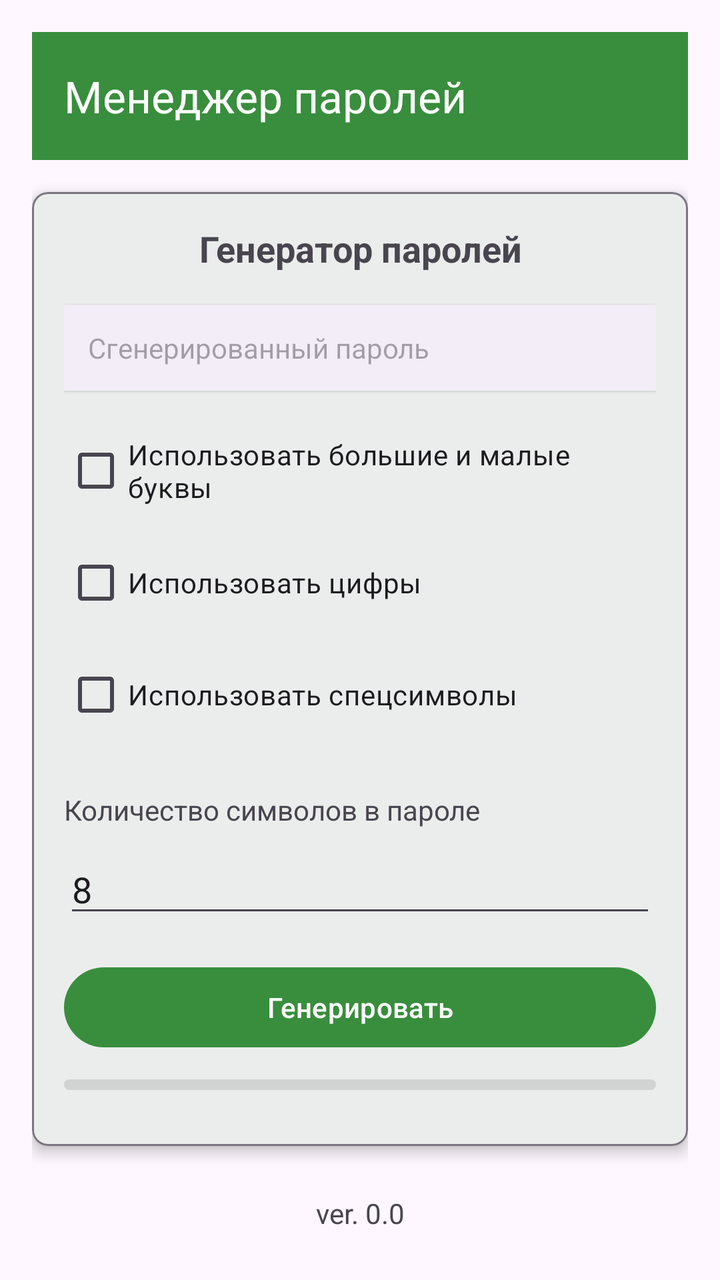
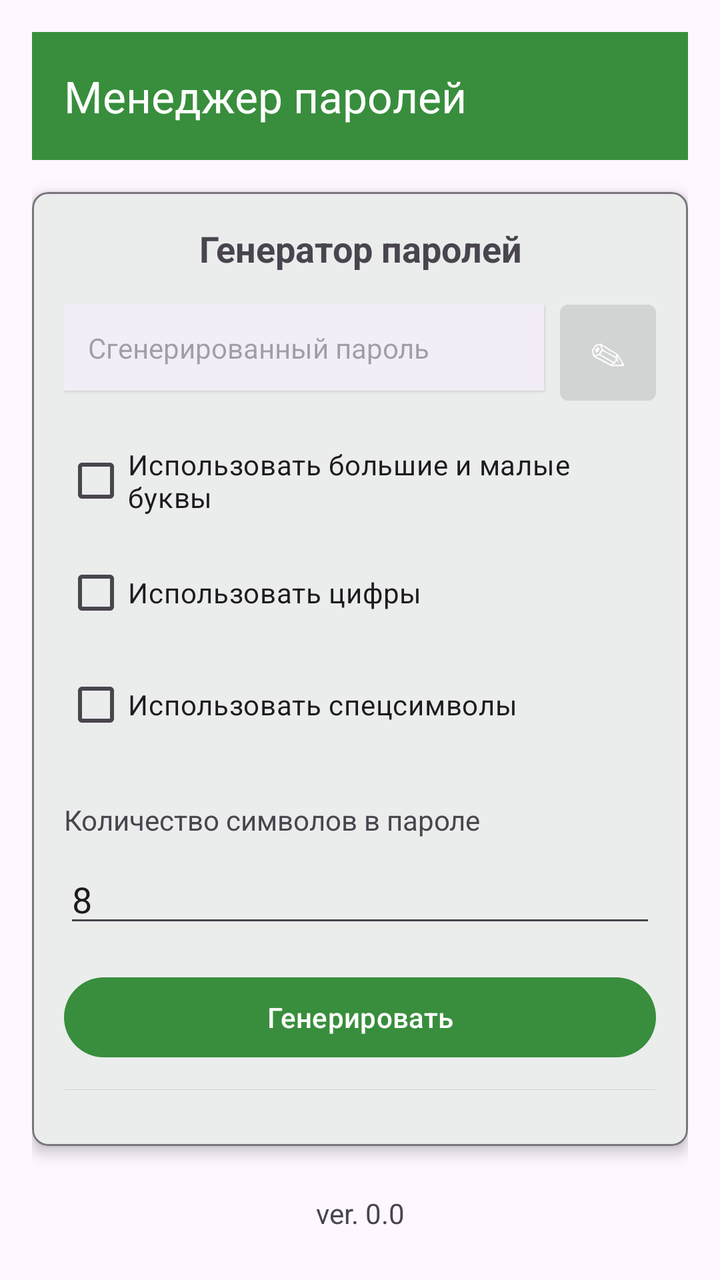

Before-and-after screenshots of an Android layout around one commit, followed by the original layout XML and the change that was made.
<!-- AndroidManifest.xml: activity theme Theme.PassManager -->
<!-- res/layout/activity_main.xml -->
<?xml version="1.0" encoding="utf-8"?>
<androidx.drawerlayout.widget.DrawerLayout xmlns:android="http://schemas.android.com/apk/res/android"
    xmlns:app="http://schemas.android.com/apk/res-auto"
    android:id="@+id/drawerLayout"
    android:layout_width="match_parent"
    android:layout_height="match_parent"
    android:fitsSystemWindows="true">

    
    <LinearLayout
        android:layout_width="match_parent"
        android:layout_height="match_parent"
        android:orientation="vertical"
        android:padding="16dp"
        android:fitsSystemWindows="true">

        
        <androidx.appcompat.widget.Toolbar
            android:id="@+id/toolbar"
            android:layout_width="match_parent"
            android:layout_height="?attr/actionBarSize"
            android:background="?attr/colorPrimary"
            android:theme="@style/ThemeOverlay.AppCompat.Dark.ActionBar"
            app:popupTheme="@style/ThemeOverlay.AppCompat.Light"
            app:title="Менеджер паролей"
            android:layout_marginBottom="16dp" />

        
        <com.google.android.material.card.MaterialCardView
            android:layout_width="match_parent"
            android:layout_height="0dp"
            android:layout_weight="1"
            android:layout_marginBottom="16dp"
            app:cardElevation="4dp"
            app:cardCornerRadius="8dp"
            app:cardBackgroundColor="?attr/colorSurface"
            app:strokeColor="?attr/colorOutline"
            app:strokeWidth="1dp">

            <LinearLayout
                android:layout_width="match_parent"
                android:layout_height="wrap_content"
                android:orientation="vertical"
                android:padding="16dp">

                <TextView
                    android:layout_width="match_parent"
                    android:layout_height="wrap_content"
                    android:text="Генератор паролей"
                    android:textSize="18sp"
                    android:textStyle="bold"
                    android:gravity="center"
                    android:layout_marginBottom="16dp" />

                
                <TextView
                    android:id="@+id/generatedPasswordText"
                    android:layout_width="match_parent"
                    android:layout_height="wrap_content"
                    android:hint="Сгенерированный пароль"
                    android:padding="12dp"
                    android:layout_marginBottom="16dp"
                    android:textColor="?attr/colorOnSurface"
                    android:elevation="1dp"
                    android:textIsSelectable="true"
                    android:clickable="true"
                    android:focusable="true"
                    android:background="?attr/colorSurfaceContainer" />

                <CheckBox
                    android:id="@+id/useLettersCheckBox"
                    android:layout_width="match_parent"
                    android:layout_height="wrap_content"
                    android:text="Использовать большие и малые буквы"
                    android:layout_marginBottom="8dp" />

                <CheckBox
                    android:id="@+id/useDigitsCheckBox"
                    android:layout_width="match_parent"
                    android:layout_height="wrap_content"
                    android:text="Использовать цифры"
                    android:layout_marginBottom="8dp" />

                <CheckBox
                    android:id="@+id/useSpecialCheckBox"
                    android:layout_width="match_parent"
                    android:layout_height="wrap_content"
                    android:text="Использовать спецсимволы"
                    android:layout_marginBottom="16dp" />

                <TextView
                    android:id="@+id/passwordLengthHint"
                    android:layout_width="match_parent"
                    android:layout_height="wrap_content"
                    android:text="Количество символов в пароле"
                    android:layout_marginTop="8dp"
                    android:layout_marginBottom="8dp" />

                <EditText
                    android:id="@+id/passwordLengthEditText"
                    android:layout_width="match_parent"
                    android:layout_height="wrap_content"
                    android:hint="Длина пароля"
                    android:inputType="number"
                    android:text="8"
                    android:importantForAutofill="no"
                    android:layout_marginBottom="16dp" />

                <Button
                    android:id="@+id/generateButton"
                    android:layout_width="match_parent"
                    android:layout_height="wrap_content"
                    android:text="Генерировать"
                    android:layout_marginBottom="8dp" />

                <Button
                    android:id="@+id/copyButton"
                    android:layout_width="match_parent"
                    android:layout_height="wrap_content"
                    android:text="Скопировать в буфер"
                    android:enabled="false"
                    android:layout_marginBottom="8dp" />

                <Button
                    android:id="@+id/saveButton"
                    android:layout_width="match_parent"
                    android:layout_height="wrap_content"
                    android:text="Сохранить пароль"
                    android:layout_marginBottom="8dp" />

                <TextView
                    android:id="@+id/masterPasswordStatusText"
                    android:layout_width="match_parent"
                    android:layout_height="wrap_content"
                    android:text="Мастер-пароль не задан. Сохранение недоступно!"
                    android:textColor="?attr/colorError"
                    android:gravity="center"
                    android:layout_marginTop="8dp"
                    android:visibility="gone" />

            </LinearLayout>

        </com.google.android.material.card.MaterialCardView>

        <TextView
            android:id="@+id/versionText"
            android:layout_width="match_parent"
            android:layout_height="wrap_content"
            android:text="ver. 0.0"
            android:gravity="center"
            android:layout_marginTop="8dp"
            android:layout_marginBottom="8dp" />

    </LinearLayout>

    
    <com.google.android.material.navigation.NavigationView
        android:id="@+id/navigationView"
        android:layout_width="wrap_content"
        android:layout_height="match_parent"
        android:layout_gravity="start"
        app:headerLayout="@layout/nav_header"
        app:menu="@menu/drawer_menu" />

</androidx.drawerlayout.widget.DrawerLayout>
<!-- res/layout/nav_header.xml (included above) -->
<?xml version="1.0" encoding="utf-8"?>
<FrameLayout xmlns:android="http://schemas.android.com/apk/res/android"
    android:layout_width="match_parent"
    android:layout_height="128dp"
    android:background="?attr/colorPrimary"
    android:theme="@style/ThemeOverlay.AppCompat.Dark"
    android:paddingStart="16dp"
    android:paddingEnd="16dp"
    android:paddingTop="16dp"
    android:paddingBottom="16dp">

    <TextView
        android:layout_width="match_parent"
        android:layout_height="wrap_content"
        android:layout_gravity="center_vertical"
        android:text="Менеджер паролей"
        android:textSize="18sp"
        android:textStyle="bold"
        android:textColor="?attr/colorOnPrimary" />

</FrameLayout>
<!-- resources referenced by this layout -->
<resources>
  <style name="Theme.PassManager" parent="Theme.Material3.DayNight.NoActionBar">
          <item name="colorPrimary">@color/color_primary</item> /&gt;
      </style>
  <color name="color_primary">#388E3C</color>
</resources>

<!-- the commit's change to res/layout/activity_main.xml (unified diff, before → after) -->
@@ -53,19 +53,59 @@
                     android:layout_marginBottom="16dp" />
 
                 
-                <TextView
-                    android:id="@+id/generatedPasswordText"
-                    android:layout_width="match_parent"
-                    android:layout_height="wrap_content"
-                    android:hint="Сгенерированный пароль"
-                    android:padding="12dp"
-                    android:layout_marginBottom="16dp"
-                    android:textColor="?attr/colorOnSurface"
-                    android:elevation="1dp"
-                    android:textIsSelectable="true"
-                    android:clickable="true"
-                    android:focusable="true"
-                    android:background="?attr/colorSurfaceContainer" />
+                <LinearLayout
+                    android:layout_width="match_parent"
+                    android:layout_height="wrap_content"
+                    android:orientation="horizontal"
+                    android:layout_marginBottom="16dp">
+
+                    <TextView
+                        android:id="@+id/generatedPasswordText"
+                        android:layout_width="0dp"
+                        android:layout_height="wrap_content"
+                        android:layout_weight="1"
+                        android:hint="Сгенерированный пароль"
+                        android:padding="12dp"
+                        android:layout_marginEnd="8dp"
+                        android:textColor="?attr/colorOnSurface"
+                        android:elevation="1dp"
+                        android:textIsSelectable="true"
+                        android:clickable="true"
+                        android:focusable="true"
+                        android:background="?attr/colorSurfaceContainer" />
+
+                    <EditText
+                        android:id="@+id/editablePasswordText"
+                        android:layout_width="0dp"
+                        android:layout_height="wrap_content"
+                        android:layout_weight="1"
+                        android:hint="Редактируемый пароль"
+                        android:padding="12dp"
+                        android:layout_marginEnd="8dp"
+                        android:textColor="?attr/colorOnSurface"
+                        android:elevation="1dp"
+                        android:inputType="textVisiblePassword"
+                        android:background="?attr/colorSurfaceContainer"
+                        android:visibility="gone" />
+
+                    <com.google.android.material.button.MaterialButton
+                        android:id="@+id/editPasswordButton"
+                        android:layout_width="48dp"
+                        android:layout_height="48dp"
+                        android:text="✎"
+                        android:textSize="18sp"
+                        android:textColor="@android:color/white"
+                        app:cornerRadius="4dp"
+                        android:insetTop="0dp"
+                        android:insetBottom="0dp"
+                        android:padding="0dp"
+                        android:gravity="center"
+                        android:contentDescription="Редактировать"
+                        android:layout_gravity="center_vertical"
+                        android:enabled="false"
+                        style="@style/Widget.Material3.Button" />
+
+                </LinearLayout>
 
                 <CheckBox
                     android:id="@+id/useLettersCheckBox"
